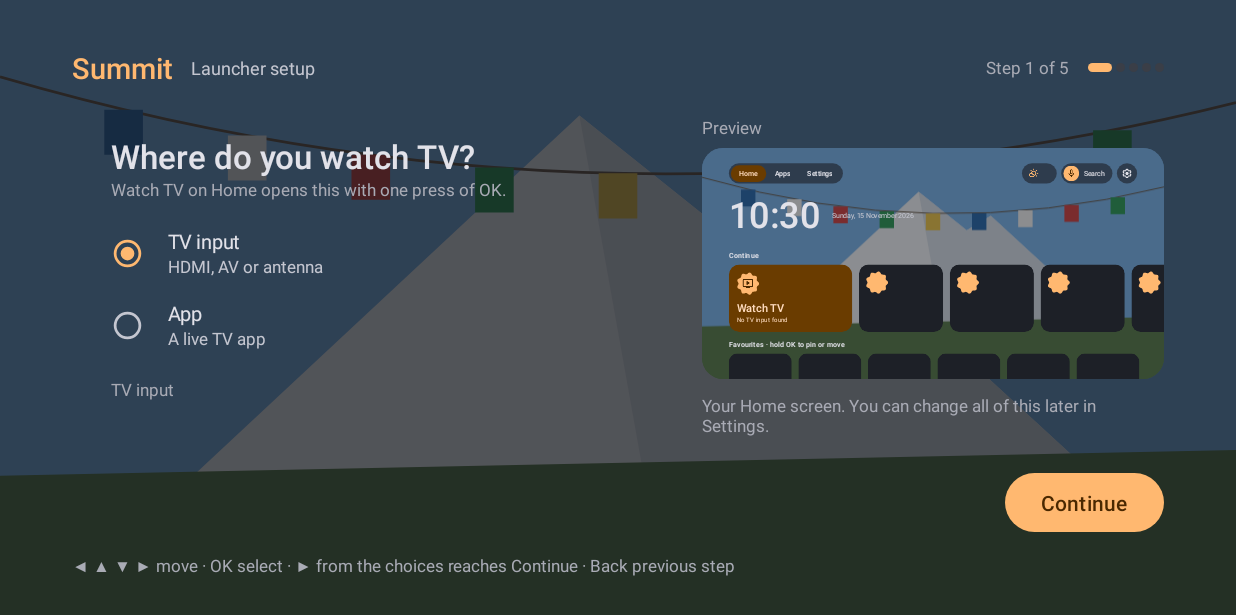
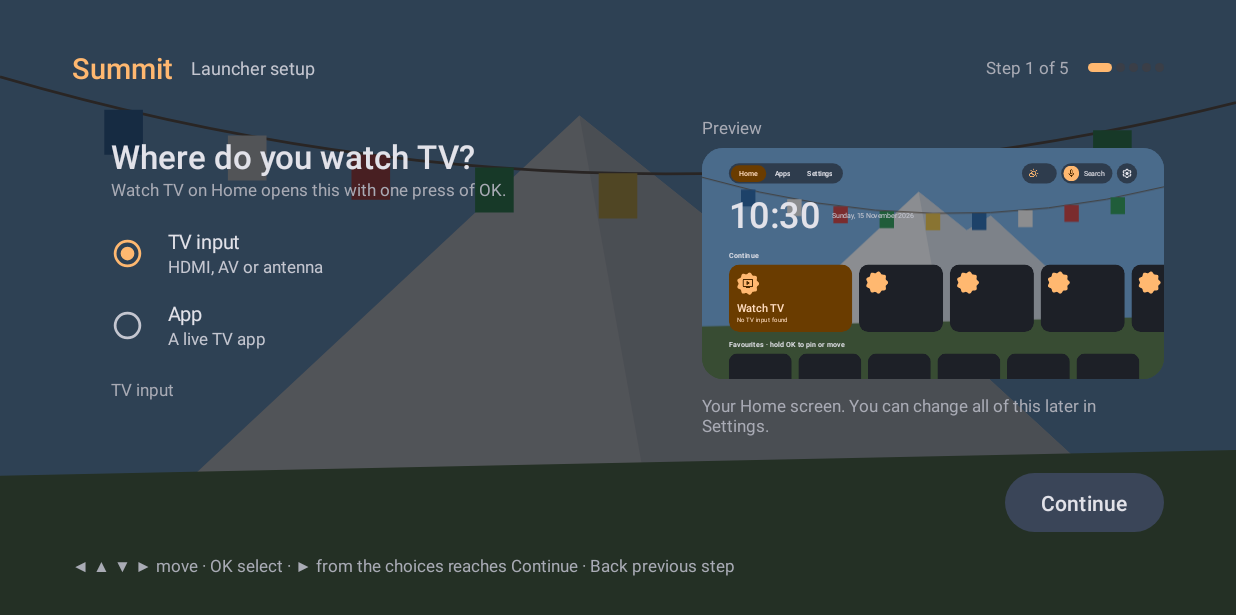
Before and after one commit to exendahal/summit_android_tv_launcher, an Android app: the screen it shows after launch (HomeActivity), on a phone screen of 824 x 412 dp (held sideways). Shown: the top 615 px of the screen. Run offline under Robolectric (Android 15) with nearby library versions, the phone set to English and light mode, and no system bars; pictures from the network do not load.

Commit message:
fix(setup): make the focused Back and Continue buttons obvious

```diff
--- a/app/src/main/java/np/exendahal/summitlauncher/SetupFragment.java
+++ b/app/src/main/java/np/exendahal/summitlauncher/SetupFragment.java
@@ -65,10 +65,25 @@ public class SetupFragment extends Screen {
         next = root.findViewById(R.id.next);
         back.setOnClickListener(v -> go(-1));
         next.setOnClickListener(v -> go(1));
+        Context c = requireContext();
+        focusStyle(back, android.graphics.Color.TRANSPARENT, Ui.color(c, attr.colorOnSurface));
+        focusStyle(next, Ui.color(c, attr.colorSecondaryContainer), Ui.color(c, attr.colorOnSecondaryContainer));
         Ui.scaleText(root, prefs().decimal(Prefs.TEXT_SCALE));
         render();
         root.post(this::focusSelected);
         return root;
+    }
+
+    /**
+     * On a TV the focused button must be unmistakable: it alone is filled with the primary colour and grows,
+     * and at rest a button is quiet. Material's own focus state is only a faint overlay.
+     */
+    private static void focusStyle(MaterialButton b, int restFill, int restText) {
+        Context c = b.getContext();
+        int[][] states = {{android.R.attr.state_focused}, {}};
+        b.setBackgroundTintList(new android.content.res.ColorStateList(states, new int[]{Ui.color(c, attr.colorPrimary), restFill}));
+        b.setTextColor(new android.content.res.ColorStateList(states, new int[]{Ui.color(c, attr.colorOnPrimary), restText}));
+        Ui.focusable(b, true);
     }
 
     @Override
--- a/app/src/main/res/layout/fragment_setup.xml
+++ b/app/src/main/res/layout/fragment_setup.xml
@@ -1,6 +1,7 @@
 <?xml version="1.0" encoding="utf-8"?>
 <LinearLayout xmlns:android="http://schemas.android.com/apk/res/android"
     android:layout_width="match_parent" android:layout_height="match_parent" android:orientation="vertical"
+    android:clipChildren="false" android:clipToPadding="false"
     android:paddingStart="@dimen/pad_h" android:paddingEnd="@dimen/pad_h"
     android:paddingTop="@dimen/pad_v" android:paddingBottom="@dimen/pad_v"
     android:background="?attr/hTint">
@@ -20,7 +21,8 @@
     </LinearLayout>
 
     <LinearLayout android:layout_width="match_parent" android:layout_height="0dp" android:layout_weight="1"
-        android:layout_marginTop="14dp" android:orientation="horizontal" android:baselineAligned="false">
+        android:layout_marginTop="14dp" android:orientation="horizontal" android:baselineAligned="false"
+        android:clipChildren="false">
 
         <!-- One list per step, in the Settings row style -->
         <LinearLayout android:id="@+id/body" android:layout_width="400dp" android:layout_height="match_parent"
@@ -40,7 +42,7 @@
         </LinearLayout>
 
         <LinearLayout android:layout_width="0dp" android:layout_weight="1" android:layout_height="match_parent"
-            android:layout_marginStart="20dp" android:orientation="vertical">
+            android:layout_marginStart="20dp" android:orientation="vertical" android:clipChildren="false">
             <TextView style="@style/Himal.Caption" android:layout_width="wrap_content" android:layout_height="wrap_content"
                 android:text="@string/preview" />
             <FrameLayout android:id="@+id/preview" android:layout_width="match_parent" android:layout_height="210dp"
@@ -53,9 +55,11 @@
             </FrameLayout>
             <TextView style="@style/Himal.Caption" android:layout_width="match_parent" android:layout_height="wrap_content"
                 android:layout_marginTop="10dp" android:text="@string/setup_preview_note" />
-            <!-- Beside the list, so Right from any row reaches them however long the list is -->
+            <!-- Beside the list, so Right from any row reaches them however long the list is.
+                 No clipping here or above: a focused button grows past the row's edge -->
             <LinearLayout android:layout_width="match_parent" android:layout_height="wrap_content"
-                android:layout_marginTop="20dp" android:orientation="horizontal" android:gravity="end">
+                android:layout_marginTop="20dp" android:orientation="horizontal" android:gravity="end"
+                android:clipChildren="false">
                 <com.google.android.material.button.MaterialButton android:id="@+id/back"
                     style="@style/Widget.Material3.Button.OutlinedButton"
                     android:layout_width="wrap_content" android:layout_height="wrap_content" android:text="@string/back" />
```
